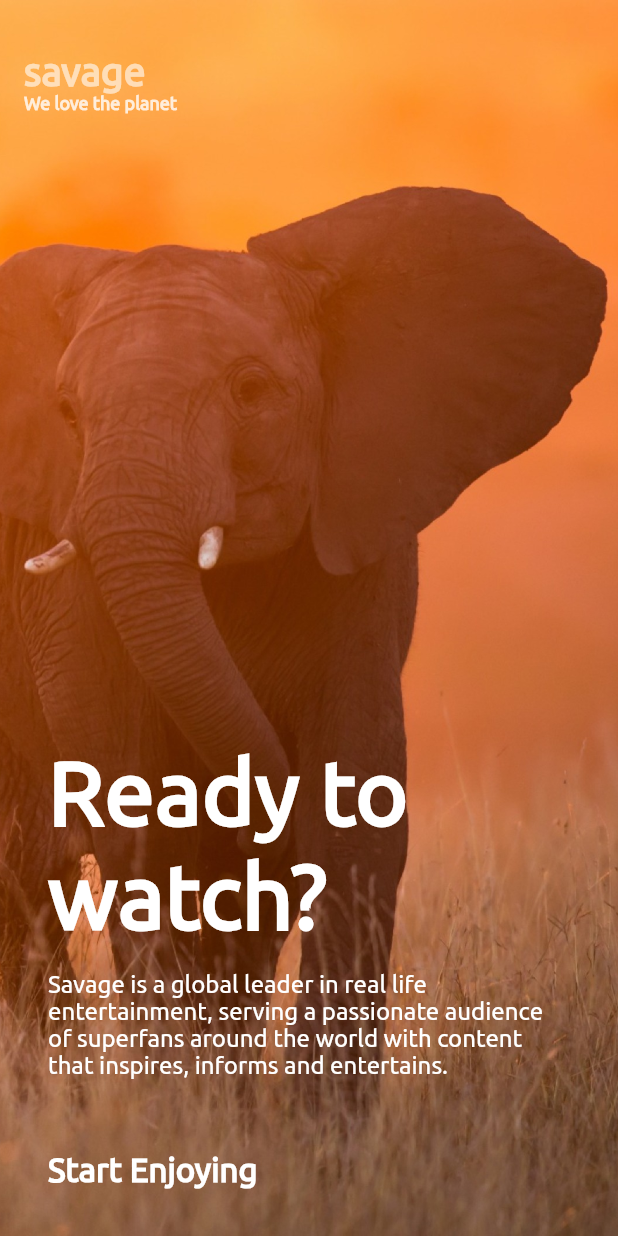
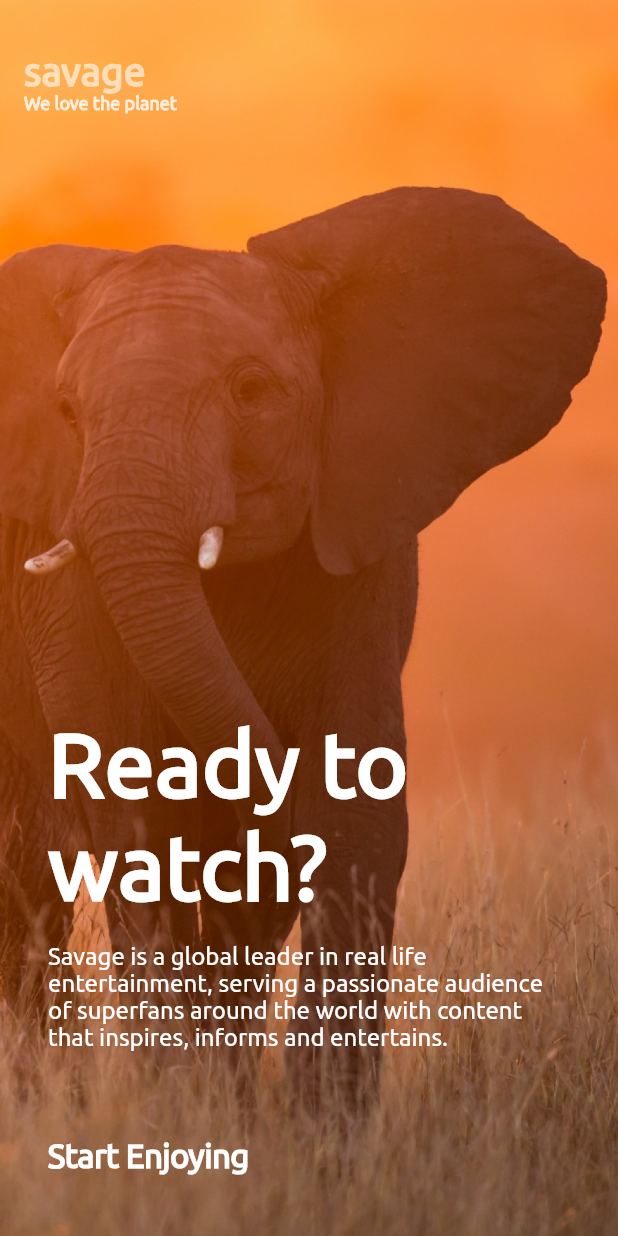
Before and after one commit to dagonco/flutter_savage_workshop, a Flutter app: the screen it shows after launch, on a phone screen of 412 x 824 dp. Run offline on Flutter 3.47's test engine with Material 2 defaults, Android fonts, the phone set to English and light mode, and no system bars.

Commit message:
Wrap startEnjoying text in a CupertinoButton
- CupertinoButton set defaults margins. So, they are removed.
- Also add onPressed function to look like a real button.

```diff
--- a/lib/screens/landing/landing_screen.dart
+++ b/lib/screens/landing/landing_screen.dart
@@ -1,3 +1,4 @@
+import 'package:flutter/cupertino.dart';
 import 'package:flutter/material.dart';
 import 'package:savage/common/savage_app_bar.dart';
 import 'package:savage/resources/images.dart';
@@ -38,9 +39,13 @@
                       style: TextStyles.bodyTextStyle,
                     ),
                     SizedBox(height: _secondMargin),
-                    Text(
-                      Strings.startEnjoying,
-                      style: TextStyles.buttonTextStyle,
+                    CupertinoButton(
+                      padding: EdgeInsets.all(0),
+                      child: Text(
+                        Strings.startEnjoying,
+                        style: TextStyles.buttonTextStyle,
+                      ),
+                      onPressed: () {},
                     ),
                   ],
                 ),
```
